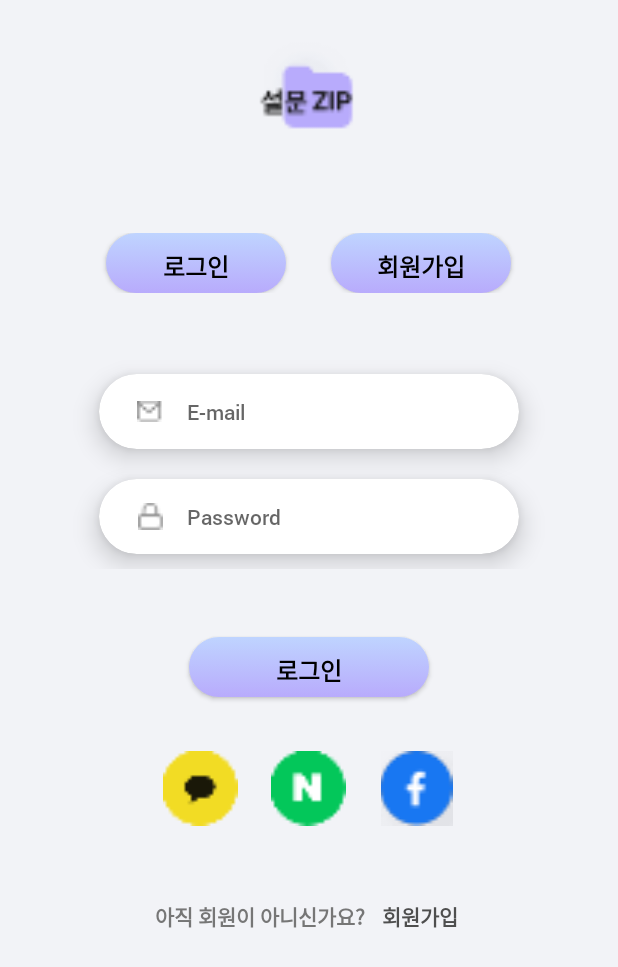
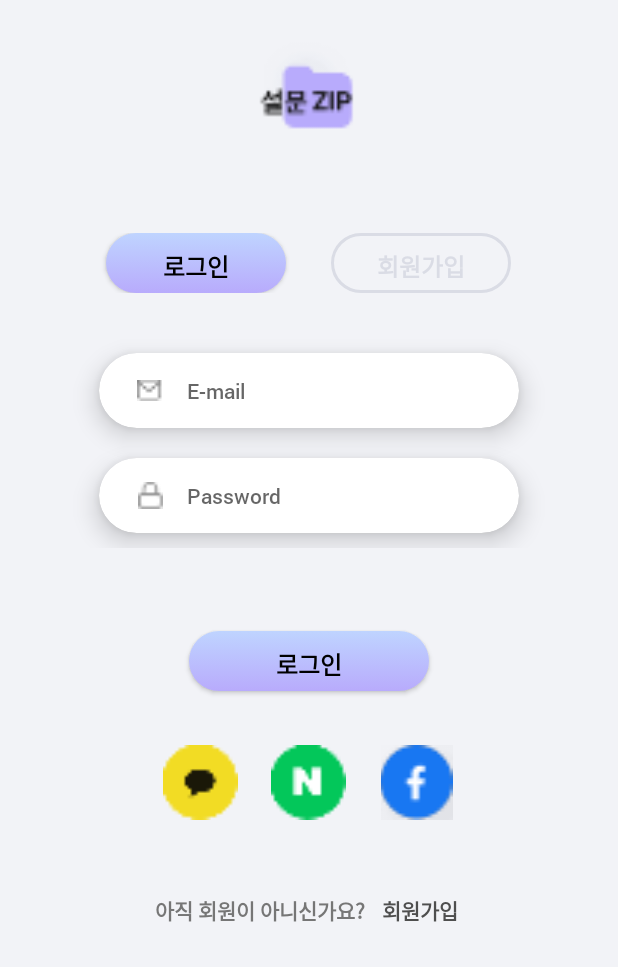
Before and after one commit to umc-moamoa/umc, an Android app: the LoginActivity screen opened directly, with no data from a screen before it, on a phone screen of 412 x 824 dp. Shown: the top 967 px of the screen. Run offline under Robolectric (Android 15) with nearby library versions, the phone set to English and light mode, and no system bars.

Commit message:
버튼 비클릭시 스타일 xml, 로그인 <-> 회원가입 인텐트

```diff
--- a/app/src/main/java/com/example/umc_hackathon/LoginActivity.kt
+++ b/app/src/main/java/com/example/umc_hackathon/LoginActivity.kt
@@ -1,11 +1,21 @@
 package com.example.umc_hackathon
 
+import android.content.Intent
 import androidx.appcompat.app.AppCompatActivity
 import android.os.Bundle
+import com.example.umc_hackathon.databinding.ActivityLoginBinding
+import com.example.umc_hackathon.databinding.ActivityMyPageBinding
 
 class LoginActivity : AppCompatActivity() {
     override fun onCreate(savedInstanceState: Bundle?) {
         super.onCreate(savedInstanceState)
-        setContentView(R.layout.activity_login)
+        val binding = ActivityLoginBinding.inflate(layoutInflater)
+        setContentView(binding.root)
+
+        binding.loginPageJoinBtn.setOnClickListener {
+            val intent = Intent(this, JoinActivity::class.java)
+            startActivity(intent)
+            finish()
+        }
     }
 }
--- /dev/null
+++ b/app/src/main/res/drawable/btn_off_style.xml
@@ -0,0 +1,17 @@
+<?xml version="1.0" encoding="utf-8"?>
+<selector xmlns:android="http://schemas.android.com/apk/res/android">
+    <item>
+        <shape>
+            <corners
+                android:radius="20dp" />
+            <padding
+                android:left="10dp"
+                android:top="10dp"
+                android:right="10dp"
+                android:bottom="10dp" />
+            <stroke
+                android:color="#dadce5"
+                android:width="1pt" />
+        </shape>
+    </item>
+</selector>
--- a/app/src/main/res/layout/activity_login.xml
+++ b/app/src/main/res/layout/activity_login.xml
@@ -35,7 +35,7 @@
         android:gravity="center">
 
         <Button
-            android:id="@+id/btn_login"
+            android:id="@+id/login_page_login_btn"
             android:layout_width="120dp"
             android:layout_height="40dp"
             android:layout_marginEnd="10dp"
@@ -47,16 +47,16 @@
             android:background="@drawable/btn_style" />
 
         <Button
-            android:id="@+id/join_login"
+            android:id="@+id/login_page_join_btn"
             android:layout_width="120dp"
             android:layout_height="40dp"
             android:layout_marginStart="20dp"
             android:text="회원가입"
             android:fontFamily="@font/roboto_bold"
-            android:textColor="@color/black"
+            android:textColor="#dadce5"
             android:textSize="16sp"
             android:textStyle="bold"
-            android:background="@drawable/btn_style" />
+            android:background="@drawable/btn_off_style" />
 
     </LinearLayout>
 
@@ -68,7 +68,8 @@
         app:layout_constraintStart_toStartOf="parent"
         app:layout_constraintEnd_toEndOf="parent"
         android:orientation="vertical"
-        android:layout_marginTop="44dp"
+        android:layout_marginTop="20dp"
+        android:paddingVertical="10dp"
         android:gravity="center">
 
         <androidx.cardview.widget.CardView
```
